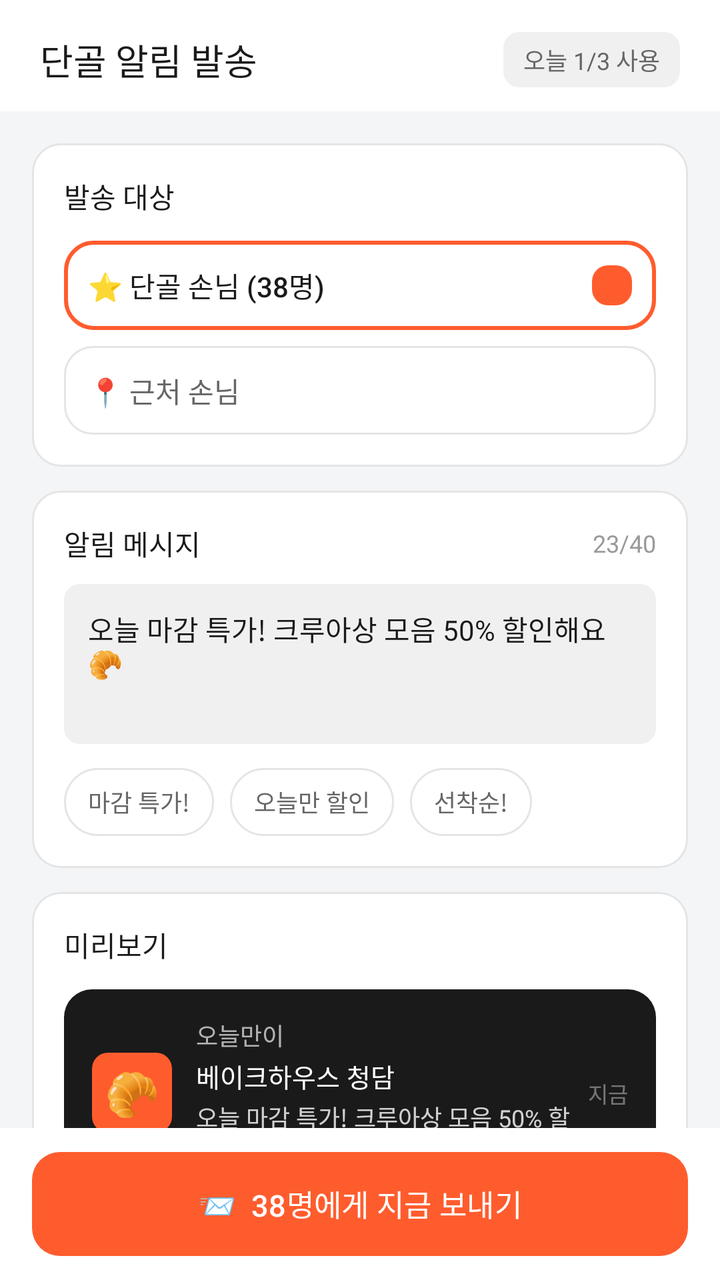
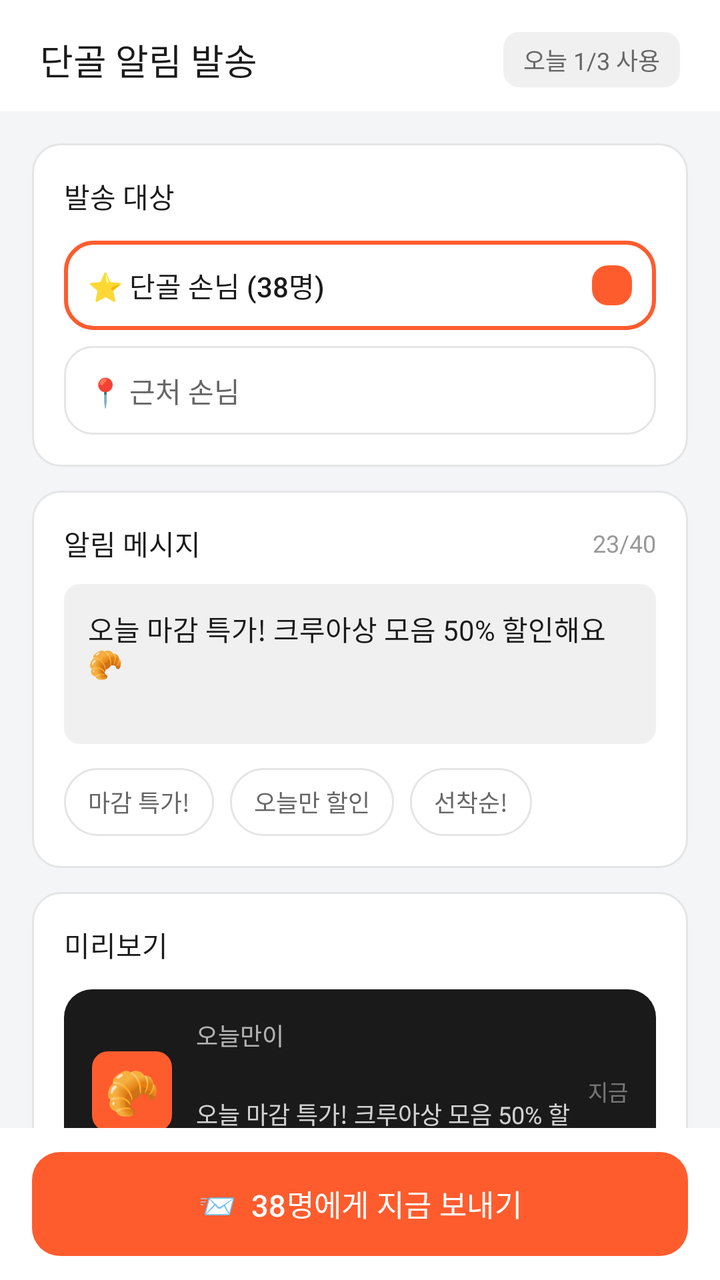

Screens rendered from an Android XML layout before and after an edit, with the pre-edit source and the edit as a unified diff.
<!-- AndroidManifest.xml: application theme Theme.Deuktemsiru_seller -->
<!-- res/layout/fragment_notification.xml -->
<?xml version="1.0" encoding="utf-8"?>
<LinearLayout
    xmlns:android="http://schemas.android.com/apk/res/android"
    android:layout_width="match_parent"
    android:layout_height="match_parent"
    android:orientation="vertical"
    android:background="@color/surface">

    
    <LinearLayout
        android:layout_width="match_parent"
        android:layout_height="wrap_content"
        android:orientation="horizontal"
        android:gravity="center_vertical"
        android:paddingStart="20dp"
        android:paddingEnd="20dp"
        android:paddingTop="16dp"
        android:paddingBottom="12dp"
        android:background="@color/white">

        <TextView
            android:layout_width="0dp"
            android:layout_height="wrap_content"
            android:layout_weight="1"
            android:text="단골 알림 발송"
            android:textSize="18sp"
            android:textColor="@color/text"
            android:fontFamily="sans-serif-medium" />

        <TextView
            android:layout_width="wrap_content"
            android:layout_height="wrap_content"
            android:text="오늘 1/3 사용"
            android:textSize="12sp"
            android:textColor="@color/text_sub"
            android:background="@drawable/bg_rounded_muted"
            android:paddingStart="10dp"
            android:paddingEnd="10dp"
            android:paddingTop="5dp"
            android:paddingBottom="5dp" />

    </LinearLayout>

    <androidx.core.widget.NestedScrollView
        android:layout_width="match_parent"
        android:layout_height="0dp"
        android:layout_weight="1">

        <LinearLayout
            android:layout_width="match_parent"
            android:layout_height="wrap_content"
            android:orientation="vertical"
            android:padding="16dp">

            
            <LinearLayout
                android:layout_width="match_parent"
                android:layout_height="wrap_content"
                android:orientation="vertical"
                android:background="@drawable/bg_card_white"
                android:padding="16dp"
                android:layout_marginBottom="12dp">

                <TextView
                    android:layout_width="wrap_content"
                    android:layout_height="wrap_content"
                    android:text="발송 대상"
                    android:textSize="14sp"
                    android:textColor="@color/text"
                    android:fontFamily="sans-serif-medium"
                    android:layout_marginBottom="12dp" />

                
                <LinearLayout
                    android:id="@+id/option_regular"
                    android:layout_width="match_parent"
                    android:layout_height="wrap_content"
                    android:orientation="horizontal"
                    android:gravity="center_vertical"
                    android:background="@drawable/bg_card_primary_border"
                    android:padding="12dp"
                    android:layout_marginBottom="8dp"
                    android:clickable="true"
                    android:focusable="true">

                    <TextView
                        android:layout_width="0dp"
                        android:layout_height="wrap_content"
                        android:layout_weight="1"
                        android:text="⭐ 단골 손님 (38명)"
                        android:textSize="14sp"
                        android:textColor="@color/text"
                        android:fontFamily="sans-serif-medium" />

                    <View
                        android:layout_width="20dp"
                        android:layout_height="20dp"
                        android:background="@drawable/bg_rounded_primary" />

                </LinearLayout>

                
                <LinearLayout
                    android:id="@+id/option_nearby"
                    android:layout_width="match_parent"
                    android:layout_height="wrap_content"
                    android:orientation="horizontal"
                    android:gravity="center_vertical"
                    android:background="@drawable/bg_card_white"
                    android:padding="12dp"
                    android:clickable="true"
                    android:focusable="true">

                    <TextView
                        android:layout_width="0dp"
                        android:layout_height="wrap_content"
                        android:layout_weight="1"
                        android:text="📍 근처 손님"
                        android:textSize="14sp"
                        android:textColor="@color/text_sub" />

                </LinearLayout>

            </LinearLayout>

            
            <LinearLayout
                android:layout_width="match_parent"
                android:layout_height="wrap_content"
                android:orientation="vertical"
                android:background="@drawable/bg_card_white"
                android:padding="16dp"
                android:layout_marginBottom="12dp">

                <LinearLayout
                    android:layout_width="match_parent"
                    android:layout_height="wrap_content"
                    android:orientation="horizontal"
                    android:gravity="center_vertical"
                    android:layout_marginBottom="10dp">

                    <TextView
                        android:layout_width="0dp"
                        android:layout_height="wrap_content"
                        android:layout_weight="1"
                        android:text="알림 메시지"
                        android:textSize="14sp"
                        android:textColor="@color/text"
                        android:fontFamily="sans-serif-medium" />

                    <TextView
                        android:id="@+id/tv_char_count"
                        android:layout_width="wrap_content"
                        android:layout_height="wrap_content"
                        android:text="23/40"
                        android:textSize="12sp"
                        android:textColor="@color/text_muted" />

                </LinearLayout>

                <EditText
                    android:id="@+id/et_message"
                    android:layout_width="match_parent"
                    android:layout_height="wrap_content"
                    android:minHeight="80dp"
                    android:gravity="top"
                    android:text="오늘 마감 특가! 크루아상 모음 50% 할인해요 🥐"
                    android:textSize="14sp"
                    android:textColor="@color/text"
                    android:background="@drawable/bg_rounded_muted"
                    android:padding="12dp"
                    android:inputType="textMultiLine"
                    android:maxLines="3"
                    android:maxLength="40"
                    android:layout_marginBottom="12dp" />

                
                <LinearLayout
                    android:layout_width="match_parent"
                    android:layout_height="wrap_content"
                    android:orientation="horizontal">

                    <TextView
                        android:layout_width="wrap_content"
                        android:layout_height="34dp"
                        android:gravity="center"
                        android:text="마감 특가!"
                        android:textSize="12sp"
                        android:textColor="@color/text_sub"
                        android:background="@drawable/bg_chip_unselected"
                        android:paddingStart="12dp"
                        android:paddingEnd="12dp"
                        android:layout_marginEnd="8dp"
                        android:clickable="true"
                        android:focusable="true" />

                    <TextView
                        android:layout_width="wrap_content"
                        android:layout_height="34dp"
                        android:gravity="center"
                        android:text="오늘만 할인"
                        android:textSize="12sp"
                        android:textColor="@color/text_sub"
                        android:background="@drawable/bg_chip_unselected"
                        android:paddingStart="12dp"
                        android:paddingEnd="12dp"
                        android:layout_marginEnd="8dp"
                        android:clickable="true"
                        android:focusable="true" />

                    <TextView
                        android:layout_width="wrap_content"
                        android:layout_height="34dp"
                        android:gravity="center"
                        android:text="선착순!"
                        android:textSize="12sp"
                        android:textColor="@color/text_sub"
                        android:background="@drawable/bg_chip_unselected"
                        android:paddingStart="12dp"
                        android:paddingEnd="12dp"
                        android:clickable="true"
                        android:focusable="true" />

                </LinearLayout>

            </LinearLayout>

            
            <LinearLayout
                android:layout_width="match_parent"
                android:layout_height="wrap_content"
                android:orientation="vertical"
                android:background="@drawable/bg_card_white"
                android:padding="16dp"
                android:layout_marginBottom="12dp">

                <TextView
                    android:layout_width="wrap_content"
                    android:layout_height="wrap_content"
                    android:text="미리보기"
                    android:textSize="14sp"
                    android:textColor="@color/text"
                    android:fontFamily="sans-serif-medium"
                    android:layout_marginBottom="12dp" />

                
                <LinearLayout
                    android:layout_width="match_parent"
                    android:layout_height="wrap_content"
                    android:orientation="horizontal"
                    android:gravity="center_vertical"
                    android:background="@drawable/bg_notification_preview"
                    android:padding="14dp">

                    <TextView
                        android:layout_width="40dp"
                        android:layout_height="40dp"
                        android:gravity="center"
                        android:text="🥐"
                        android:textSize="22sp"
                        android:background="@drawable/bg_rounded_primary"
                        android:layout_marginEnd="12dp" />

                    <LinearLayout
                        android:layout_width="0dp"
                        android:layout_height="wrap_content"
                        android:layout_weight="1"
                        android:orientation="vertical">

                        <TextView
                            android:layout_width="wrap_content"
                            android:layout_height="wrap_content"
                            android:text="오늘만이"
                            android:textSize="12sp"
                            android:textColor="#AAFFFFFF"
                            android:fontFamily="sans-serif-medium" />

                        <TextView
                            android:layout_width="wrap_content"
                            android:layout_height="wrap_content"
                            android:text="베이크하우스 청담"
                            android:textSize="13sp"
                            android:textColor="@color/white"
                            android:fontFamily="sans-serif-medium"
                            android:layout_marginTop="2dp" />

                        <TextView
                            android:id="@+id/tv_preview_message"
                            android:layout_width="wrap_content"
                            android:layout_height="wrap_content"
                            android:text="오늘 마감 특가! 크루아상 모음 50% 할인해요 🥐"
                            android:textSize="12sp"
                            android:textColor="#CCFFFFFF"
                            android:layout_marginTop="2dp" />

                    </LinearLayout>

                    <TextView
                        android:layout_width="wrap_content"
                        android:layout_height="wrap_content"
                        android:text="지금"
                        android:textSize="11sp"
                        android:textColor="#66FFFFFF" />

                </LinearLayout>

            </LinearLayout>

            
            <LinearLayout
                android:layout_width="match_parent"
                android:layout_height="wrap_content"
                android:orientation="horizontal"
                android:gravity="center_vertical"
                android:background="@drawable/bg_rounded_success_light"
                android:padding="14dp"
                android:layout_marginBottom="12dp">

                <TextView
                    android:layout_width="wrap_content"
                    android:layout_height="wrap_content"
                    android:text="📊"
                    android:textSize="18sp"
                    android:layout_marginEnd="10dp" />

                <LinearLayout
                    android:layout_width="0dp"
                    android:layout_height="wrap_content"
                    android:layout_weight="1"
                    android:orientation="vertical">

                    <TextView
                        android:layout_width="wrap_content"
                        android:layout_height="wrap_content"
                        android:text="예상 도달"
                        android:textSize="12sp"
                        android:textColor="@color/success"
                        android:fontFamily="sans-serif-medium" />

                    <TextView
                        android:layout_width="wrap_content"
                        android:layout_height="wrap_content"
                        android:text="38명 중 22명이 알림을 열어볼 거예요"
                        android:textSize="13sp"
                        android:textColor="@color/text"
                        android:fontFamily="sans-serif-medium"
                        android:layout_marginTop="2dp" />

                </LinearLayout>

            </LinearLayout>

            
            <LinearLayout
                android:layout_width="match_parent"
                android:layout_height="wrap_content"
                android:orientation="horizontal"
                android:gravity="center_vertical"
                android:background="@drawable/bg_insight_box"
                android:padding="14dp"
                android:layout_marginBottom="16dp">

                <TextView
                    android:layout_width="wrap_content"
                    android:layout_height="wrap_content"
                    android:text="💡 마감 30분 전 발송 시 응답률 2배! 지금이 적기예요."
                    android:textSize="13sp"
                    android:textColor="@color/primary_dark" />

            </LinearLayout>

        </LinearLayout>

    </androidx.core.widget.NestedScrollView>

    
    <LinearLayout
        android:layout_width="match_parent"
        android:layout_height="wrap_content"
        android:orientation="vertical"
        android:background="@color/white"
        android:paddingStart="16dp"
        android:paddingEnd="16dp"
        android:paddingTop="12dp"
        android:paddingBottom="12dp">

        <Button
            android:id="@+id/btn_send"
            android:layout_width="match_parent"
            android:layout_height="52dp"
            android:text="📨  38명에게 지금 보내기"
            android:textSize="15sp"
            android:textColor="@color/white"
            android:fontFamily="sans-serif-medium"
            android:background="@drawable/bg_button_primary"
            android:insetTop="0dp"
            android:insetBottom="0dp"
            android:stateListAnimator="@null" />

    </LinearLayout>

</LinearLayout>
<!-- resources referenced by this layout -->
<resources>
  <color name="primary_dark">#FF6B2B12</color>
  <color name="success">#FF2E7D32</color>
  <color name="surface">#FFF4F5F7</color>
  <color name="text">#FF1A1A1A</color>
  <color name="text_muted">#FF999999</color>
  <color name="text_sub">#FF666666</color>
  <color name="white">#FFFFFFFF</color>
  <!-- drawable bg_button_primary (drawable) -->
  <?xml version="1.0" encoding="utf-8"?>
  <shape xmlns:android="http://schemas.android.com/apk/res/android"
      android:shape="rectangle">
      <solid android:color="#FF5C2E" />
      <corners android:radius="14dp" />
  </shape>
  <!-- drawable bg_card_primary_border (drawable) -->
  <?xml version="1.0" encoding="utf-8"?>
  <shape xmlns:android="http://schemas.android.com/apk/res/android"
      android:shape="rectangle">
      <solid android:color="#FFFFFF" />
      <stroke android:width="2dp" android:color="#FF5C2E" />
      <corners android:radius="14dp" />
  </shape>
  <!-- drawable bg_card_white (drawable) -->
  <?xml version="1.0" encoding="utf-8"?>
  <shape xmlns:android="http://schemas.android.com/apk/res/android"
      android:shape="rectangle">
      <solid android:color="#FFFFFF" />
      <stroke android:width="1dp" android:color="#E5E5E5" />
      <corners android:radius="14dp" />
  </shape>
  <!-- drawable bg_chip_unselected (drawable) -->
  <?xml version="1.0" encoding="utf-8"?>
  <shape xmlns:android="http://schemas.android.com/apk/res/android"
      android:shape="rectangle">
      <solid android:color="#FFFFFF" />
      <stroke android:width="1dp" android:color="#E5E5E5" />
      <corners android:radius="20dp" />
  </shape>
  <!-- drawable bg_insight_box (drawable) -->
  <?xml version="1.0" encoding="utf-8"?>
  <shape xmlns:android="http://schemas.android.com/apk/res/android"
      android:shape="rectangle">
      <solid android:color="#FFEDE5" />
      <stroke android:width="1dp" android:color="#FFCDB8" />
      <corners android:radius="12dp" />
  </shape>
  <!-- drawable bg_notification_preview (drawable) -->
  <?xml version="1.0" encoding="utf-8"?>
  <shape xmlns:android="http://schemas.android.com/apk/res/android"
      android:shape="rectangle">
      <solid android:color="#1A1A1A" />
      <corners android:radius="14dp" />
  </shape>
  <!-- drawable bg_rounded_muted (drawable) -->
  <?xml version="1.0" encoding="utf-8"?>
  <shape xmlns:android="http://schemas.android.com/apk/res/android"
      android:shape="rectangle">
      <solid android:color="#F0F0F0" />
      <corners android:radius="8dp" />
  </shape>
  <!-- drawable bg_rounded_primary (drawable) -->
  <?xml version="1.0" encoding="utf-8"?>
  <shape xmlns:android="http://schemas.android.com/apk/res/android"
      android:shape="rectangle">
      <solid android:color="#FF5C2E" />
      <corners android:radius="8dp" />
  </shape>
  <!-- drawable bg_rounded_success_light (drawable) -->
  <?xml version="1.0" encoding="utf-8"?>
  <shape xmlns:android="http://schemas.android.com/apk/res/android"
      android:shape="rectangle">
      <solid android:color="#E8F5E9" />
      <corners android:radius="8dp" />
  </shape>
  <style name="Theme.Deuktemsiru_seller" parent="Base.Theme.Deuktemsiru_seller" />
  <color name="primary">#FFFF5C2E</color>
  <style name="Widget.App.BottomNav" parent="Widget.Material3.BottomNavigationView">
          <item name="itemIconTint">@color/bottom_nav_color</item>
          <item name="itemTextColor">@color/bottom_nav_color</item>
          <item name="itemActiveIndicatorStyle">@style/Widget.App.ActiveIndicator</item>
      </style>
  <style name="Widget.App.ActiveIndicator" parent="Widget.Material3.BottomNavigationView.ActiveIndicator">
          <item name="android:color">@color/primary_light</item>
      </style>
  <color name="primary_light">#FFFFEDE5</color>
  <!-- unchanged entries left out for length: 1 -->
</resources>

<!-- the commit's change to res/layout/fragment_notification.xml (unified diff, before → after) -->
@@ -276,9 +276,10 @@
                             android:fontFamily="sans-serif-medium" />
 
                         <TextView
+                            android:id="@+id/tv_preview_store_name"
                             android:layout_width="wrap_content"
                             android:layout_height="wrap_content"
-                            android:text="베이크하우스 청담"
+                            android:text=""
                             android:textSize="13sp"
                             android:textColor="@color/white"
                             android:fontFamily="sans-serif-medium"
@@ -366,6 +367,32 @@
                     android:text="💡 마감 30분 전 발송 시 응답률 2배! 지금이 적기예요."
                     android:textSize="13sp"
                     android:textColor="@color/primary_dark" />
+
+            </LinearLayout>
+
+            
+            <LinearLayout
+                android:layout_width="match_parent"
+                android:layout_height="wrap_content"
+                android:orientation="vertical"
+                android:background="@drawable/bg_card_white"
+                android:padding="16dp"
+                android:layout_marginBottom="16dp">
+
+                <TextView
+                    android:layout_width="wrap_content"
+                    android:layout_height="wrap_content"
+                    android:text="발송 내역"
+                    android:textSize="14sp"
+                    android:textColor="@color/text"
+                    android:fontFamily="sans-serif-medium"
+                    android:layout_marginBottom="10dp" />
+
+                <LinearLayout
+                    android:id="@+id/notification_history_container"
+                    android:layout_width="match_parent"
+                    android:layout_height="wrap_content"
+                    android:orientation="vertical" />
 
             </LinearLayout>
 
